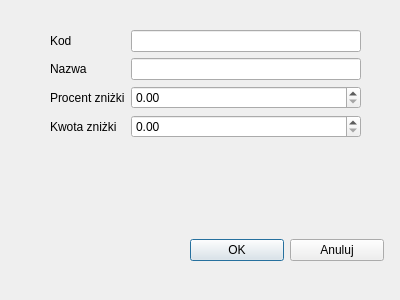
margap1998/Bazy-danych-taxi, file Dialogi/dodajpromocje.ui: the form before one commit.
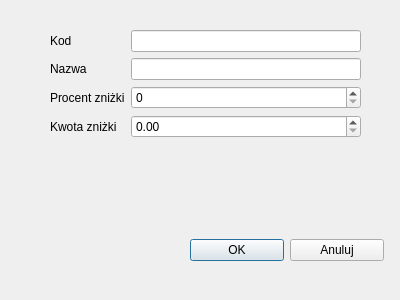
The form after the commit.

Patch:
```diff
--- a/Dialogi/dodajpromocje.ui
+++ b/Dialogi/dodajpromocje.ui
@@ -50,9 +50,6 @@
       </property>
      </widget>
     </item>
-    <item row="2" column="1">
-     <widget class="QDoubleSpinBox" name="procentZniKiDoubleSpinBox"/>
-    </item>
     <item row="3" column="0">
      <widget class="QLabel" name="kwotaZniKiLabel">
       <property name="text">
@@ -63,6 +60,9 @@
     <item row="3" column="1">
      <widget class="QDoubleSpinBox" name="kwotaZniKiDoubleSpinBox"/>
     </item>
+    <item row="2" column="1">
+     <widget class="QSpinBox" name="procentZniKiSpinBox"/>
+    </item>
    </layout>
   </widget>
   <widget class="QWidget" name="horizontalLayoutWidget">
```
